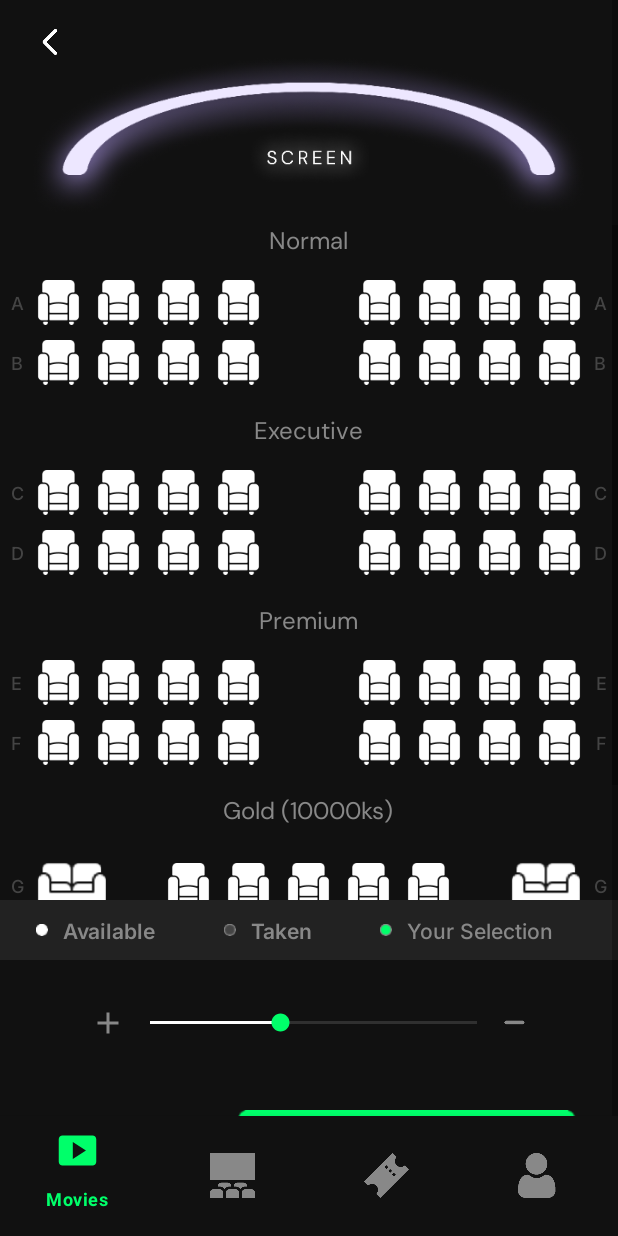
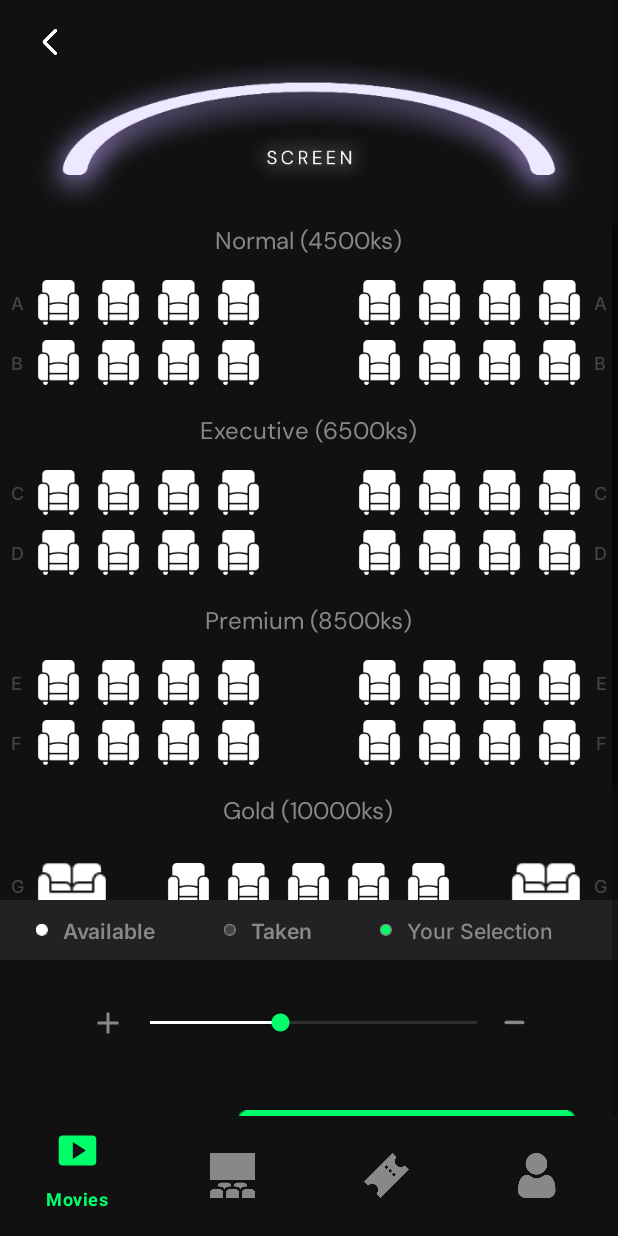
Before and after one commit to flexath/The-Movie-Booking-App-PADC, an Android app: the MoviesSeatFragment screen opened through its navigation route, on a phone screen of 412 x 824 dp. Run offline under Robolectric (Android 15) with nearby library versions, the phone set to English and light mode, and no system bars; our stand-ins replace navigation-ui; 1 statement that could not run was skipped.

Commit message:
Movies Seat Screen finished.

```diff
--- a/app/src/main/java/com/flexath/themoviebookingapp/ui/viewholders/seats/SeatExecutiveMoviesSeatViewHolder.kt
+++ b/app/src/main/java/com/flexath/themoviebookingapp/ui/viewholders/seats/SeatExecutiveMoviesSeatViewHolder.kt
@@ -41,7 +41,7 @@ class SeatExecutiveMoviesSeatViewHolder(itemView: View) : SeatBaseMoviesSeatView
     }
 
     private fun setUpExecutiveSeatTitle() {
-        val executiveLabel = "Executive"
+        val executiveLabel = "Executive (6500ks)"
         itemView.tvSeatTypeTitleMoviesSeat.text = executiveLabel
     }
 
--- a/app/src/main/java/com/flexath/themoviebookingapp/ui/viewholders/seats/SeatNormalMoviesSeatViewHolder.kt
+++ b/app/src/main/java/com/flexath/themoviebookingapp/ui/viewholders/seats/SeatNormalMoviesSeatViewHolder.kt
@@ -41,7 +41,7 @@ class SeatNormalMoviesSeatViewHolder(itemView: View) : SeatBaseMoviesSeatViewHol
     }
 
     private fun setUpNormalSeatTitle() {
-        val normalLabel = "Normal"
+        val normalLabel = "Normal (4500ks)"
         itemView.tvSeatTypeTitleMoviesSeat.text = normalLabel
     }
 
--- a/app/src/main/java/com/flexath/themoviebookingapp/ui/viewholders/seats/SeatPremiumMoviesSeatViewHolder.kt
+++ b/app/src/main/java/com/flexath/themoviebookingapp/ui/viewholders/seats/SeatPremiumMoviesSeatViewHolder.kt
@@ -42,7 +42,7 @@ class SeatPremiumMoviesSeatViewHolder(itemView: View) : SeatBaseMoviesSeatViewHo
     }
 
     private fun setUpPremiumSeatTitle() {
-        val premiumLabel = "Premium"
+        val premiumLabel = "Premium (8500ks)"
         itemView.tvSeatTypeTitleMoviesSeat.text = premiumLabel
     }
 
```
